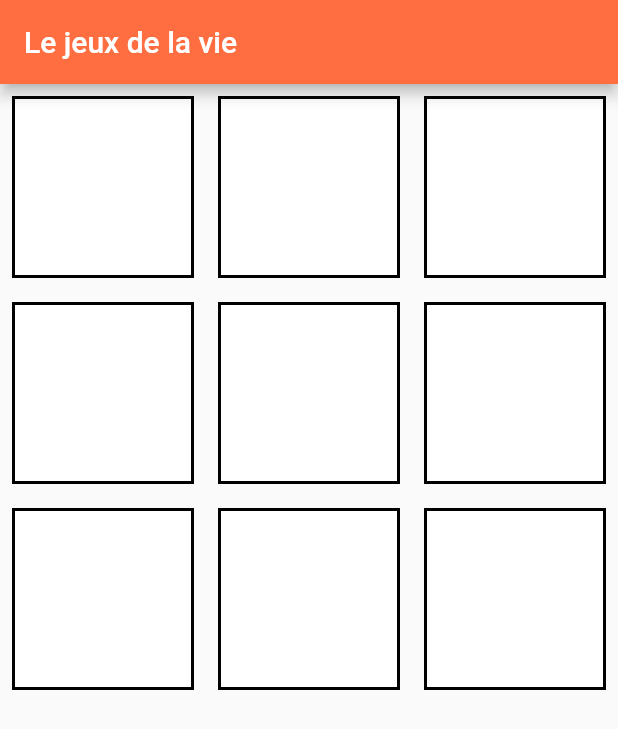
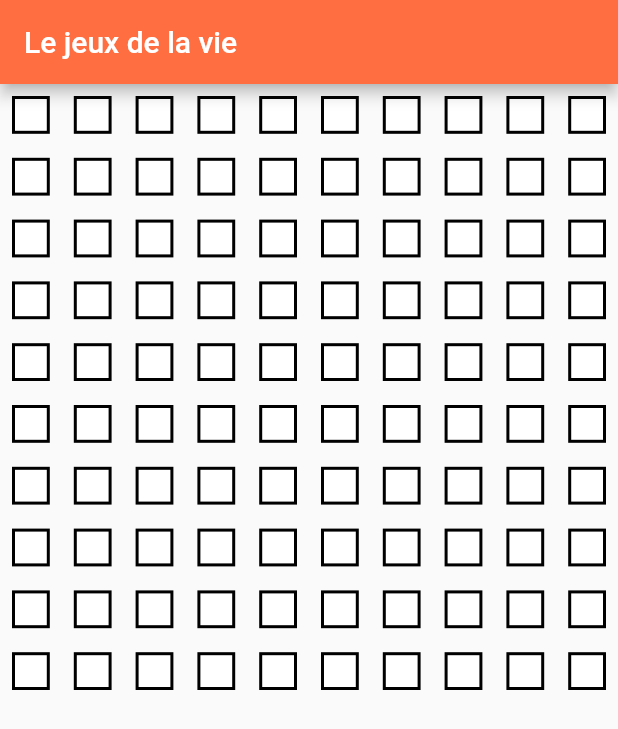
Before and after one commit to HugoM38/game_of_life, a Flutter app: the screen it shows after launch, on a phone screen of 412 x 824 dp. Shown: the top 729 px of the screen. Run offline on Flutter 3.47's test engine with Material 2 defaults, Android fonts, the phone set to English and light mode, and no system bars.

Commit message:
feat: add grid logic and commands

```diff
--- /dev/null
+++ b/lib/classes/grid.dart
@@ -0,0 +1,41 @@
+import 'package:game_of_life/classes/cell.dart';
+
+class Grid {
+  static final Grid _instance = Grid._();
+
+  Grid._();
+
+  int _width = 10;
+  int _size = 100;
+  final List<Cell> _cellList = [];
+
+  static Grid getInstance() {
+    return _instance;
+  }
+
+  getWidth() {
+    return _width;
+  }
+
+  getSize() {
+    return _size;
+  }
+
+  getCells() {
+    return _cellList;
+  }
+
+  setWidth(int width) {
+    _width = width;
+  }
+
+  setSize(int size) {
+    _size = size;
+  }
+
+  initCellList() {
+    for (var i = 0; i < Grid.getInstance().getSize(); i++) {
+      _cellList.add(Cell());
+    }
+  }
+}
--- /dev/null
+++ b/lib/interfaces/cell_type.dart
@@ -0,0 +1,3 @@
+abstract class CellType {
+  Map<int, bool>getNeighborsState();
+}
--- /dev/null
+++ b/lib/interfaces/command.dart
@@ -0,0 +1,3 @@
+abstract class Command {
+  void execute();
+}
--- a/lib/ui/home.dart
+++ b/lib/ui/home.dart
@@ -18,7 +18,11 @@ class _HomeState extends State<Home> {
         title: Text(widget.title),
         backgroundColor: Colors.deepOrangeAccent,
       ),
-      body: CellGrid(),
+      body: const Column(
+        children: [
+          Expanded(child: CellGrid()),
+        ],
+      ),
     );
   }
 }
--- a/lib/ui/widgets/cell_grid.dart
+++ b/lib/ui/widgets/cell_grid.dart
@@ -1,5 +1,5 @@
 import 'package:flutter/material.dart';
-import 'package:game_of_life/classes/cell.dart';
+import 'package:game_of_life/classes/grid.dart';
 
 class CellGrid extends StatefulWidget {
   const CellGrid({super.key});
@@ -9,14 +9,12 @@ class CellGrid extends StatefulWidget {
 }
 
 class _CellGridState extends State<CellGrid> {
-  List<Cell> cellList = [];
-
   @override
   Widget build(BuildContext context) {
-    initCellList();
+    Grid.getInstance().initCellList();
     return GridView.builder(
-      gridDelegate: const SliverGridDelegateWithFixedCrossAxisCount(
-        crossAxisCount: 3,
+      gridDelegate: SliverGridDelegateWithFixedCrossAxisCount(
+        crossAxisCount: Grid.getInstance().getWidth(),
         childAspectRatio: 1.0,
       ),
       itemBuilder: (BuildContext context, int index) {
@@ -25,13 +23,13 @@ class _CellGridState extends State<CellGrid> {
           child: GestureDetector(
             onTap: () {
               setState(() {
-                cellList[index].changeCellState();
+                Grid.getInstance().getCells()[index].changeCellState();
               });
             },
             child: GridTile(
               child: Container(
                 decoration: BoxDecoration(
-                  color: cellList[index].cellState.getColor(),
+                  color: Grid.getInstance().getCells()[index].cellState.getColor(),
                   border: Border.all(
                     color: Colors.black,
                     width: 2.0,
@@ -42,13 +40,7 @@ class _CellGridState extends State<CellGrid> {
           ),
         );
       },
-      itemCount: 9,
+      itemCount: Grid.getInstance().getSize(),
     );
   }
-
-  initCellList() {
-    for (var i = 0; i < 9; i++) {
-      cellList.add(Cell());
-    }
-  }
 }
```
Also changed, not shown: lib/classes/cell_types/grid_border.dart (added, +11 -0 lines), lib/classes/cell_types/grid_corner.dart (added, +11 -0 lines), lib/classes/cell_types/grid_inside.dart (added, +11 -0 lines), lib/classes/commands/neighbors_state_command.dart (added, +15 -0 lines).
